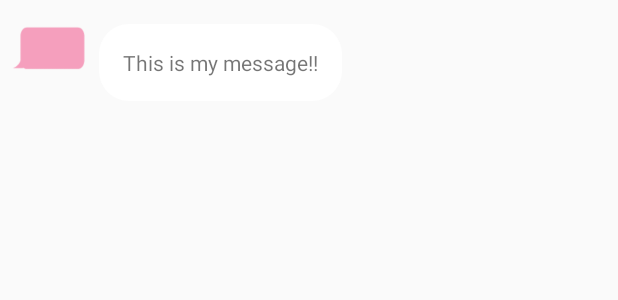
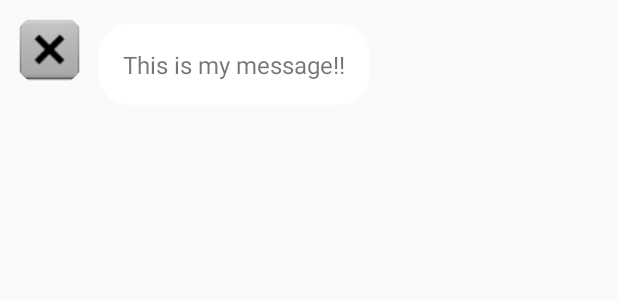
Before and after one commit to hkhaisty/Mobile_Software_Dev, an Android app: the layout received_messages_display.xml on its own in the app's theme, with its tools: preview values and no code run, on a phone screen of 412 x 824 dp. Shown: the top 300 px of the screen. Run offline under Robolectric (Android 15) with nearby library versions, the phone set to English and light mode, and no system bars.

Commit message:
pushing again for profile images to appear in chat log

```diff
--- a/InstantMessengerTesting/app/src/main/res/layout/received_messages_display.xml
+++ b/InstantMessengerTesting/app/src/main/res/layout/received_messages_display.xml
@@ -10,20 +10,20 @@
             android:text="This is my message!!"
             android:layout_width="wrap_content"
             android:layout_height="wrap_content"
+            android:textSize="16sp"
             android:background="@drawable/rounded_edittext"
             android:maxWidth="240dp"
             android:padding="16dp"
-            android:id="@+id/received_message_textview" app:layout_constraintStart_toEndOf="@+id/imageView"
-            android:layout_marginLeft="8dp" android:layout_marginStart="8dp" android:layout_marginTop="8dp"
-            app:layout_constraintTop_toTopOf="@+id/imageView"/>
-    <ImageView
+            android:id="@+id/receiver_message_textview"
+            app:layout_constraintStart_toEndOf="@+id/receiver_image_imageview"
+            android:layout_marginLeft="8dp"
+            android:layout_marginStart="8dp"
+            android:layout_marginTop="8dp"
+            app:layout_constraintTop_toTopOf="@+id/receiver_image_imageview"/>
+    <de.hdodenhof.circleimageview.CircleImageView
             android:layout_width="50dp"
-            android:layout_height="50dp"
-            app:srcCompat="@drawable/friendchat"
-            android:id="@+id/imageView"
-            android:layout_marginTop="8dp"
-            app:layout_constraintTop_toTopOf="parent"
-            app:layout_constraintStart_toStartOf="parent"
-            android:layout_marginLeft="8dp"
-            android:layout_marginStart="8dp"/>
+            android:layout_height="50dp" app:srcCompat="@android:drawable/btn_dialog"
+            android:id="@+id/receiver_image_imageview" android:layout_marginTop="8dp"
+            app:layout_constraintTop_toTopOf="parent" app:layout_constraintStart_toStartOf="parent"
+            android:layout_marginLeft="8dp" android:layout_marginStart="8dp"/>
 </android.support.constraint.ConstraintLayout>
```
Also changed, not shown: InstantMessengerTesting/app/src/main/java/com/example/mdinh/instantmessengertesting/ChatLogActivity.kt (+21 -8 lines), InstantMessengerTesting/app/src/main/java/com/example/mdinh/instantmessengertesting/RecentMessagesActivity.kt (+27 -0 lines), InstantMessengerTesting/app/src/main/res/layout/sent_messages_display.xml (+10 -8 lines).
